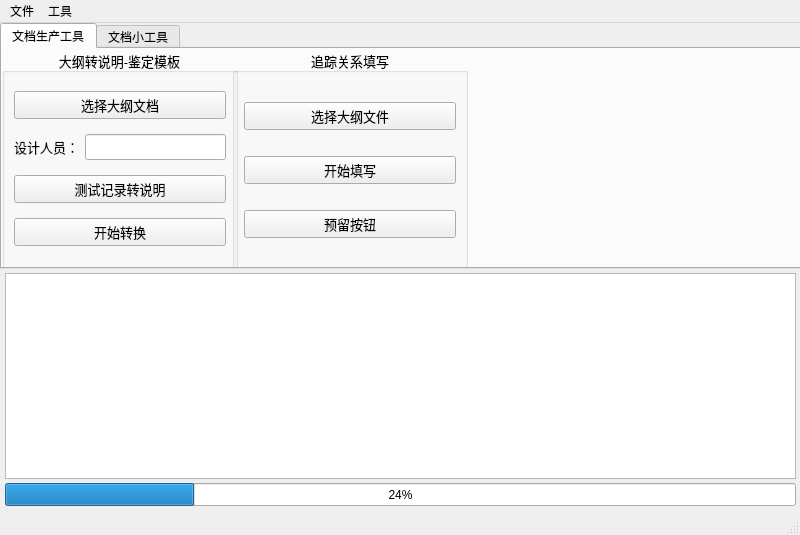
First picture: the form in GUI.ui, repository ks3356143/newToolforTest, before the edit.
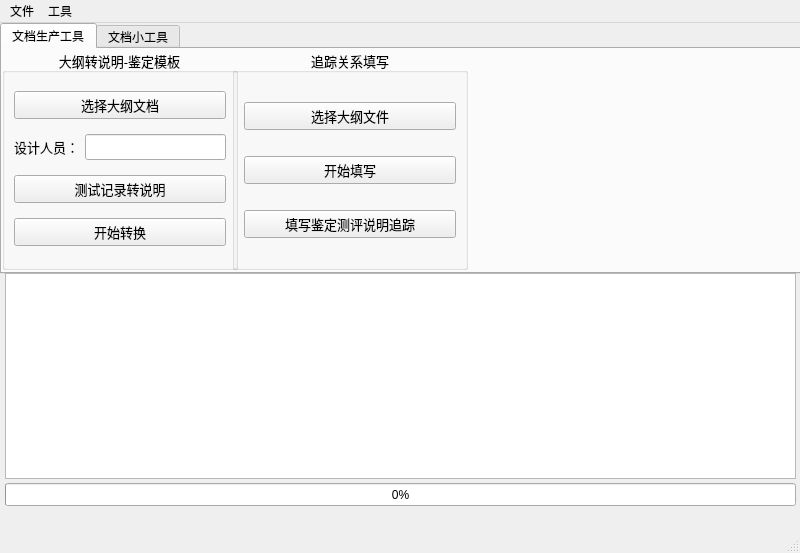
Second picture: the form after the edit. The open tabs and pages were chosen to show the change.

The edit to the form file:
```diff
--- a/GUI.ui
+++ b/GUI.ui
@@ -7,7 +7,7 @@
     <x>0</x>
     <y>0</y>
     <width>800</width>
-    <height>535</height>
+    <height>553</height>
    </rect>
   </property>
   <property name="windowTitle">
@@ -20,7 +20,7 @@
       <x>0</x>
       <y>0</y>
       <width>801</width>
-      <height>246</height>
+      <height>251</height>
      </rect>
     </property>
     <property name="currentIndex">
@@ -134,7 +134,7 @@
        <item>
         <widget class="QPushButton" name="pushButton_5">
          <property name="text">
-          <string>预留按钮</string>
+          <string>填写鉴定测评说明追踪</string>
          </property>
         </widget>
        </item>
@@ -237,8 +237,14 @@
       <height>23</height>
      </rect>
     </property>
+    <property name="sizePolicy">
+     <sizepolicy hsizetype="Preferred" vsizetype="Preferred">
+      <horstretch>0</horstretch>
+      <verstretch>0</verstretch>
+     </sizepolicy>
+    </property>
     <property name="value">
-     <number>24</number>
+     <number>0</number>
     </property>
    </widget>
   </widget>
```
Left out of the diff: 6 changed lines with no effect on the pictures.
